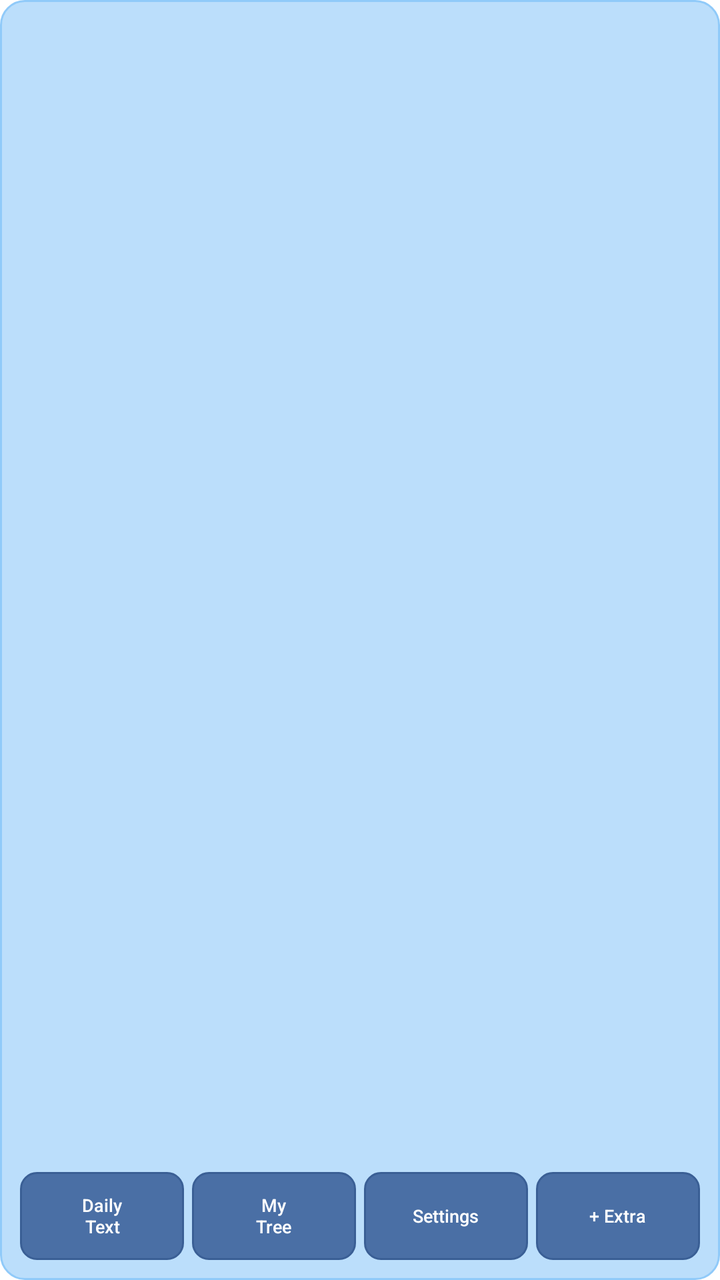
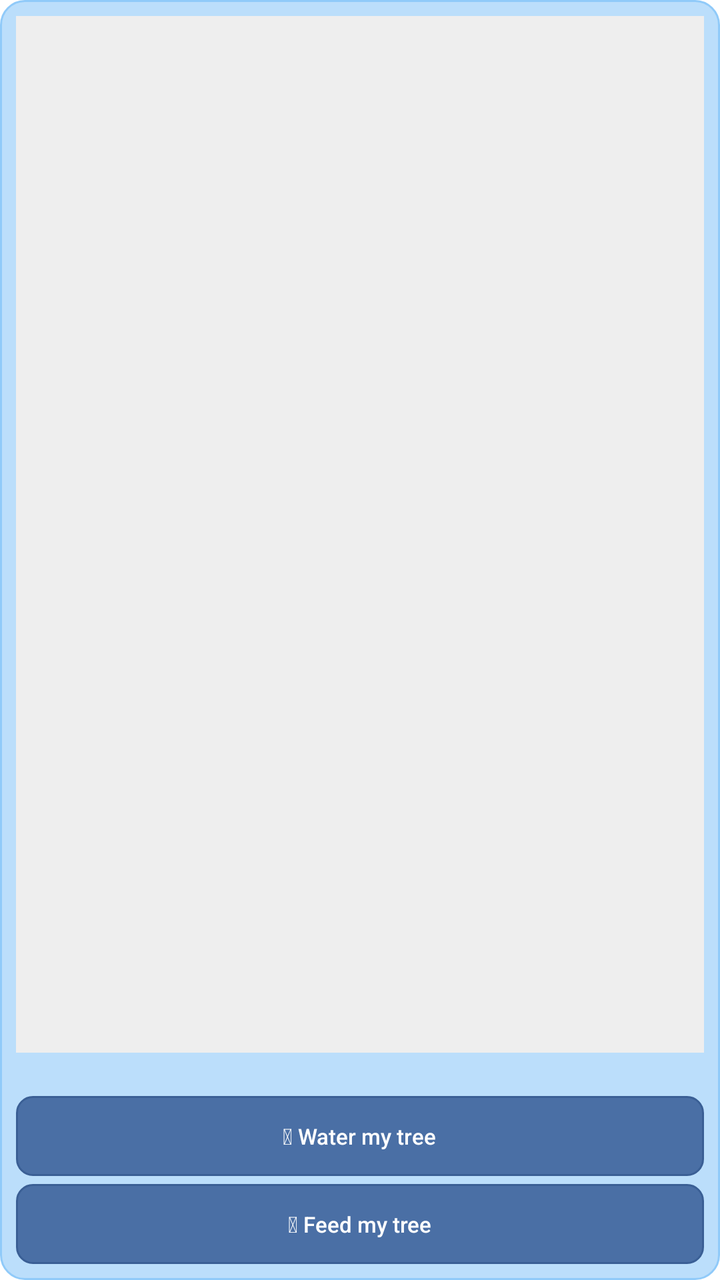

Compare the two renders of this Android layout. The source of the first and the diff that turns it into the second are given below.
<!-- AndroidManifest.xml: fallback theme Theme.MaterialComponents.DayNight.NoActionBar -->
<!-- res/layout/bible_widget.xml -->
<?xml version="1.0" encoding="utf-8"?>
<LinearLayout xmlns:android="http://schemas.android.com/apk/res/android"
    android:id="@+id/widget_root"
    android:layout_width="match_parent"
    android:layout_height="match_parent"
    android:orientation="vertical"
    android:padding="10dp"
    android:background="@drawable/widget_background">

    
    <LinearLayout
        android:layout_width="match_parent"
        android:layout_height="0dp"
        android:layout_weight="1"
        android:orientation="horizontal"
        android:gravity="center_vertical">

        
        <LinearLayout
            android:layout_width="0dp"
            android:layout_height="wrap_content"
            android:layout_weight="1"
            android:orientation="vertical">

            <TextView
                android:id="@+id/widget_date_label"
                android:layout_width="match_parent"
                android:layout_height="wrap_content"
                android:textSize="14sp"
                android:textStyle="bold"
                android:textColor="@color/widget_text_primary"
                android:fontFamily="sans-serif" />

            
            <TextView
                android:id="@+id/widget_streak"
                android:layout_width="match_parent"
                android:layout_height="wrap_content"
                android:layout_marginTop="2dp"
                android:textSize="11sp"
                android:textColor="@color/widget_text_secondary"
                android:fontFamily="sans-serif" />

        </LinearLayout>

        
        <LinearLayout
            android:layout_width="wrap_content"
            android:layout_height="wrap_content"
            android:orientation="vertical"
            android:gravity="end">

            <TextView
                android:id="@+id/widget_leaf_count"
                android:layout_width="wrap_content"
                android:layout_height="wrap_content"
                android:textSize="11sp"
                android:textColor="@color/widget_text_secondary"
                android:fontFamily="sans-serif" />

            <TextView
                android:id="@+id/widget_flower_count"
                android:layout_width="wrap_content"
                android:layout_height="wrap_content"
                android:layout_marginTop="1dp"
                android:textSize="11sp"
                android:textColor="@color/widget_text_secondary"
                android:fontFamily="sans-serif" />

        </LinearLayout>

    </LinearLayout>

    
    
    <LinearLayout
        android:layout_width="match_parent"
        android:layout_height="44dp"
        android:orientation="horizontal"
        android:layout_marginTop="6dp">

        
        <LinearLayout
            android:id="@+id/widget_btn_daily_text"
            android:layout_width="0dp"
            android:layout_height="match_parent"
            android:layout_weight="1"
            android:background="@drawable/widget_button_background"
            android:gravity="center"
            android:orientation="vertical">

            <TextView
                android:layout_width="wrap_content"
                android:layout_height="wrap_content"
                android:text="@string/widget_btn_daily_text"
                android:textSize="9sp"
                android:textColor="@color/widget_cta_text"
                android:fontFamily="sans-serif-medium"
                android:textAlignment="center"
                android:maxLines="2" />

        </LinearLayout>

        <View android:layout_width="4dp" android:layout_height="match_parent" />

        
        <LinearLayout
            android:id="@+id/widget_btn_tree"
            android:layout_width="0dp"
            android:layout_height="match_parent"
            android:layout_weight="1"
            android:background="@drawable/widget_button_background"
            android:gravity="center"
            android:orientation="vertical">

            <TextView
                android:layout_width="wrap_content"
                android:layout_height="wrap_content"
                android:text="@string/widget_btn_tree"
                android:textSize="9sp"
                android:textColor="@color/widget_cta_text"
                android:fontFamily="sans-serif-medium"
                android:textAlignment="center"
                android:maxLines="2" />

        </LinearLayout>

        <View android:layout_width="4dp" android:layout_height="match_parent" />

        
        <LinearLayout
            android:id="@+id/widget_btn_settings"
            android:layout_width="0dp"
            android:layout_height="match_parent"
            android:layout_weight="1"
            android:background="@drawable/widget_button_background"
            android:gravity="center"
            android:orientation="vertical">

            <TextView
                android:layout_width="wrap_content"
                android:layout_height="wrap_content"
                android:text="@string/widget_btn_settings"
                android:textSize="9sp"
                android:textColor="@color/widget_cta_text"
                android:fontFamily="sans-serif-medium"
                android:textAlignment="center"
                android:maxLines="2" />

        </LinearLayout>

        <View android:layout_width="4dp" android:layout_height="match_parent" />

        
        <LinearLayout
            android:id="@+id/widget_btn_extra"
            android:layout_width="0dp"
            android:layout_height="match_parent"
            android:layout_weight="1"
            android:background="@drawable/widget_button_background"
            android:gravity="center"
            android:orientation="vertical">

            <TextView
                android:layout_width="wrap_content"
                android:layout_height="wrap_content"
                android:text="@string/widget_btn_extra"
                android:textSize="9sp"
                android:textColor="@color/widget_cta_text"
                android:fontFamily="sans-serif-medium"
                android:textAlignment="center"
                android:maxLines="2" />

        </LinearLayout>

    </LinearLayout>

</LinearLayout>
<!-- resources referenced by this layout -->
<resources>
  <color name="widget_cta_text">#FFFFFFFF</color>
  <color name="widget_text_primary">#FF1A1A1A</color>
  <color name="widget_text_secondary">#FF555555</color>
  <!-- drawable widget_background (drawable) -->
  <?xml version="1.0" encoding="utf-8"?>
  <shape xmlns:android="http://schemas.android.com/apk/res/android"
      android:shape="rectangle">
      <solid android:color="@color/widget_bg_happy" />
      <stroke android:width="1dp" android:color="@color/widget_stroke_happy" />
      <corners android:radius="12dp" />
  </shape>
  <!-- drawable widget_button_background (drawable) -->
  <?xml version="1.0" encoding="utf-8"?>
  <shape xmlns:android="http://schemas.android.com/apk/res/android"
      android:shape="rectangle">
      <solid android:color="@color/widget_button_fill" />
      <stroke
          android:width="1dp"
          android:color="@color/widget_button_stroke" />
      <corners android:radius="8dp" />
  </shape>
  <string name="widget_btn_daily_text">Daily\nText</string>
  <string name="widget_btn_extra">+ Extra</string>
  <string name="widget_btn_settings">Settings</string>
  <string name="widget_btn_tree">My\nTree</string>
  <color name="widget_bg_happy">#FFBBDEFB</color>
  <color name="widget_stroke_happy">#FF90CAF9</color>
  <color name="widget_button_fill">#FF4A6FA5</color>
  <color name="widget_button_stroke">#FF3A5F95</color>
</resources>

<!-- the commit's change to res/layout/bible_widget.xml (unified diff, before → after) -->
@@ -4,174 +4,84 @@
     android:layout_width="match_parent"
     android:layout_height="match_parent"
     android:orientation="vertical"
-    android:padding="10dp"
+    android:padding="8dp"
     android:background="@drawable/widget_background">
+
+    
+    <ImageView
+        android:id="@+id/widget_tree_image"
+        android:layout_width="match_parent"
+        android:layout_height="0dp"
+        android:layout_weight="1"
+        android:scaleType="fitCenter"
+        android:background="@color/widget_bg_neutral"
+        android:contentDescription="@string/widget_character_desc" />
 
     
     <LinearLayout
         android:layout_width="match_parent"
-        android:layout_height="0dp"
-        android:layout_weight="1"
+        android:layout_height="wrap_content"
+        android:layout_marginTop="4dp"
         android:orientation="horizontal"
         android:gravity="center_vertical">
 
-        
-        <LinearLayout
+        <TextView
+            android:id="@+id/widget_date_label"
             android:layout_width="0dp"
             android:layout_height="wrap_content"
             android:layout_weight="1"
-            android:orientation="vertical">
+            android:textSize="10sp"
+            android:textStyle="bold"
+            android:textColor="@color/widget_text_primary"
+            android:fontFamily="sans-serif" />
 
-            <TextView
-                android:id="@+id/widget_date_label"
-                android:layout_width="match_parent"
-                android:layout_height="wrap_content"
-                android:textSize="14sp"
-                android:textStyle="bold"
-                android:textColor="@color/widget_text_primary"
-                android:fontFamily="sans-serif" />
-
-            
-            <TextView
-                android:id="@+id/widget_streak"
-                android:layout_width="match_parent"
-                android:layout_height="wrap_content"
-                android:layout_marginTop="2dp"
-                android:textSize="11sp"
-                android:textColor="@color/widget_text_secondary"
-                android:fontFamily="sans-serif" />
-
-        </LinearLayout>
-
-        
-        <LinearLayout
+        <TextView
+            android:id="@+id/widget_streak"
             android:layout_width="wrap_content"
             android:layout_height="wrap_content"
-            android:orientation="vertical"
-            android:gravity="end">
-
-            <TextView
-                android:id="@+id/widget_leaf_count"
-                android:layout_width="wrap_content"
-                android:layout_height="wrap_content"
-                android:textSize="11sp"
-                android:textColor="@color/widget_text_secondary"
-                android:fontFamily="sans-serif" />
-
-            <TextView
-                android:id="@+id/widget_flower_count"
-                android:layout_width="wrap_content"
-                android:layout_height="wrap_content"
-                android:layout_marginTop="1dp"
-                android:textSize="11sp"
-                android:textColor="@color/widget_text_secondary"
-                android:fontFamily="sans-serif" />
-
-        </LinearLayout>
+            android:textSize="10sp"
+            android:textColor="@color/widget_text_secondary"
+            android:fontFamily="sans-serif" />
 
     </LinearLayout>
 
     
+    <LinearLayout
+        android:id="@+id/widget_btn_water"
+        android:layout_width="match_parent"
+        android:layout_height="40dp"
+        android:layout_marginTop="4dp"
+        android:background="@drawable/widget_button_background"
+        android:gravity="center"
+        android:orientation="horizontal">
+
+        <TextView
+            android:layout_width="wrap_content"
+            android:layout_height="wrap_content"
+            android:text="@string/widget_btn_water"
+            android:textSize="11sp"
+            android:textColor="@color/widget_cta_text"
+            android:fontFamily="sans-serif-medium" />
+
+    </LinearLayout>
+
     
     <LinearLayout
+        android:id="@+id/widget_btn_feed"
         android:layout_width="match_parent"
-        android:layout_height="44dp"
-        android:orientation="horizontal"
-        android:layout_marginTop="6dp">
+        android:layout_height="40dp"
+        android:layout_marginTop="4dp"
+        android:background="@drawable/widget_button_background"
+        android:gravity="center"
+        android:orientation="horizontal">
 
-        
-        <LinearLayout
-            android:id="@+id/widget_btn_daily_text"
-            android:layout_width="0dp"
-            android:layout_height="match_parent"
-            android:layout_weight="1"
-            android:background="@drawable/widget_button_background"
-            android:gravity="center"
-            android:orientation="vertical">
-
-            <TextView
-                android:layout_width="wrap_content"
-                android:layout_height="wrap_content"
-                android:text="@string/widget_btn_daily_text"
-                android:textSize="9sp"
-                android:textColor="@color/widget_cta_text"
-                android:fontFamily="sans-serif-medium"
-                android:textAlignment="center"
-                android:maxLines="2" />
-
-        </LinearLayout>
-
-        <View android:layout_width="4dp" android:layout_height="match_parent" />
-
-        
-        <LinearLayout
-            android:id="@+id/widget_btn_tree"
-            android:layout_width="0dp"
-            android:layout_height="match_parent"
-            android:layout_weight="1"
-            android:background="@drawable/widget_button_background"
-            android:gravity="center"
-            android:orientation="vertical">
-
-            <TextView
-                android:layout_width="wrap_content"
-                android:layout_height="wrap_content"
-                android:text="@string/widget_btn_tree"
-                android:textSize="9sp"
-                android:textColor="@color/widget_cta_text"
-                android:fontFamily="sans-serif-medium"
-                android:textAlignment="center"
-                android:maxLines="2" />
-
-        </LinearLayout>
-
-        <View android:layout_width="4dp" android:layout_height="match_parent" />
-
-        
-        <LinearLayout
-            android:id="@+id/widget_btn_settings"
-            android:layout_width="0dp"
-            android:layout_height="match_parent"
-            android:layout_weight="1"
-            android:background="@drawable/widget_button_background"
-            android:gravity="center"
-            android:orientation="vertical">
-
-            <TextView
-                android:layout_width="wrap_content"
-                android:layout_height="wrap_content"
-                android:text="@string/widget_btn_settings"
-                android:textSize="9sp"
-                android:textColor="@color/widget_cta_text"
-                android:fontFamily="sans-serif-medium"
-                android:textAlignment="center"
-                android:maxLines="2" />
-
-        </LinearLayout>
-
-        <View android:layout_width="4dp" android:layout_height="match_parent" />
-
-        
-        <LinearLayout
-            android:id="@+id/widget_btn_extra"
-            android:layout_width="0dp"
-            android:layout_height="match_parent"
-            android:layout_weight="1"
-            android:background="@drawable/widget_button_background"
-            android:gravity="center"
-            android:orientation="vertical">
-
-            <TextView
-                android:layout_width="wrap_content"
-                android:layout_height="wrap_content"
-                android:text="@string/widget_btn_extra"
-                android:textSize="9sp"
-                android:textColor="@color/widget_cta_text"
-                android:fontFamily="sans-serif-medium"
-                android:textAlignment="center"
-                android:maxLines="2" />
-
-        </LinearLayout>
+        <TextView
+            android:layout_width="wrap_content"
+            android:layout_height="wrap_content"
+            android:text="@string/widget_btn_feed"
+            android:textSize="11sp"
+            android:textColor="@color/widget_cta_text"
+            android:fontFamily="sans-serif-medium" />
 
     </LinearLayout>
 
<!-- resource entries referenced after the edit -->
@@ -1,5 +1,6 @@
 <!-- resources referenced by this layout -->
 <resources>
+  <color name="widget_bg_neutral">#FFEEEEEE</color>
   <color name="widget_cta_text">#FFFFFFFF</color>
   <color name="widget_text_primary">#FF1A1A1A</color>
   <color name="widget_text_secondary">#FF555555</color>
@@ -21,10 +22,9 @@
           android:color="@color/widget_button_stroke" />
       <corners android:radius="8dp" />
   </shape>
-  <string name="widget_btn_daily_text">Daily\nText</string>
-  <string name="widget_btn_extra">+ Extra</string>
-  <string name="widget_btn_settings">Settings</string>
-  <string name="widget_btn_tree">My\nTree</string>
+  <string name="widget_btn_feed">🌸 Feed my tree</string>
+  <string name="widget_btn_water">🌿 Water my tree</string>
+  <string name="widget_character_desc">Reading reminder tree</string>
   <color name="widget_bg_happy">#FFBBDEFB</color>
   <color name="widget_stroke_happy">#FF90CAF9</color>
   <color name="widget_button_fill">#FF4A6FA5</color>
